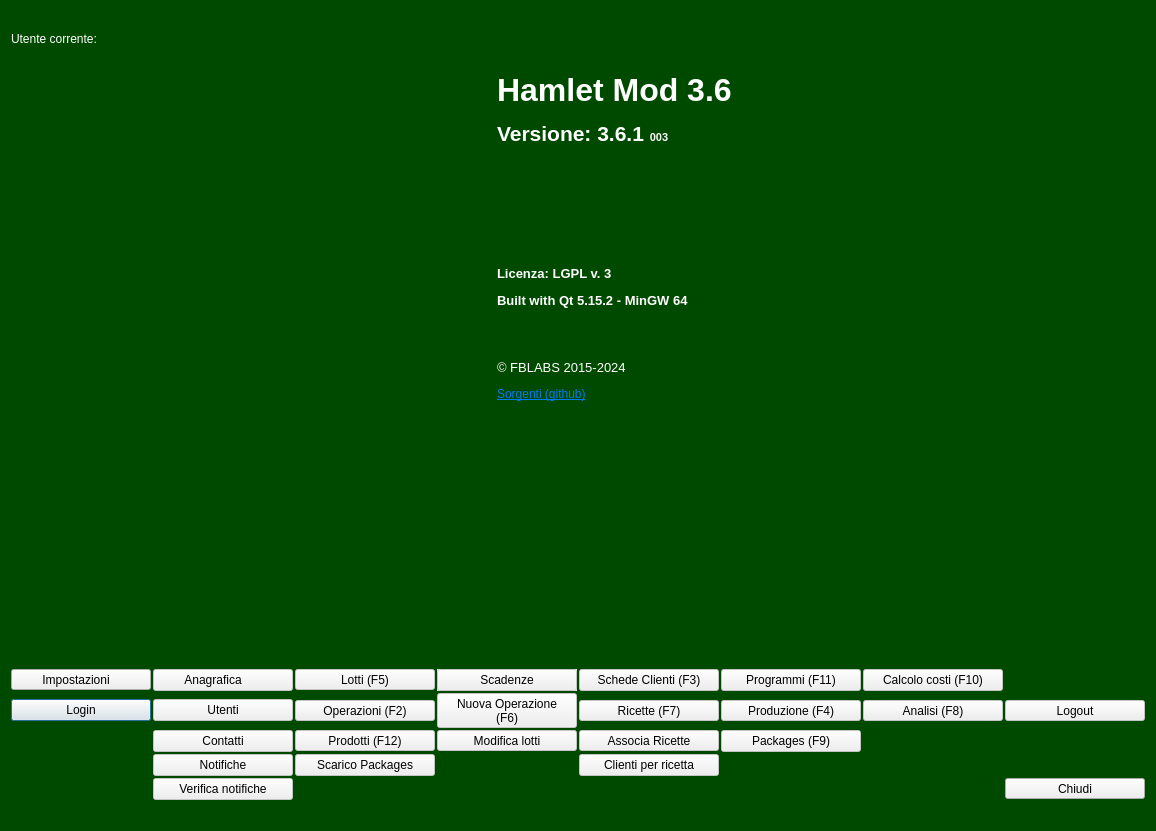
First picture: the form in mainwindow.ui, repository fblabs/hamlet-mod-sancon, before the edit.
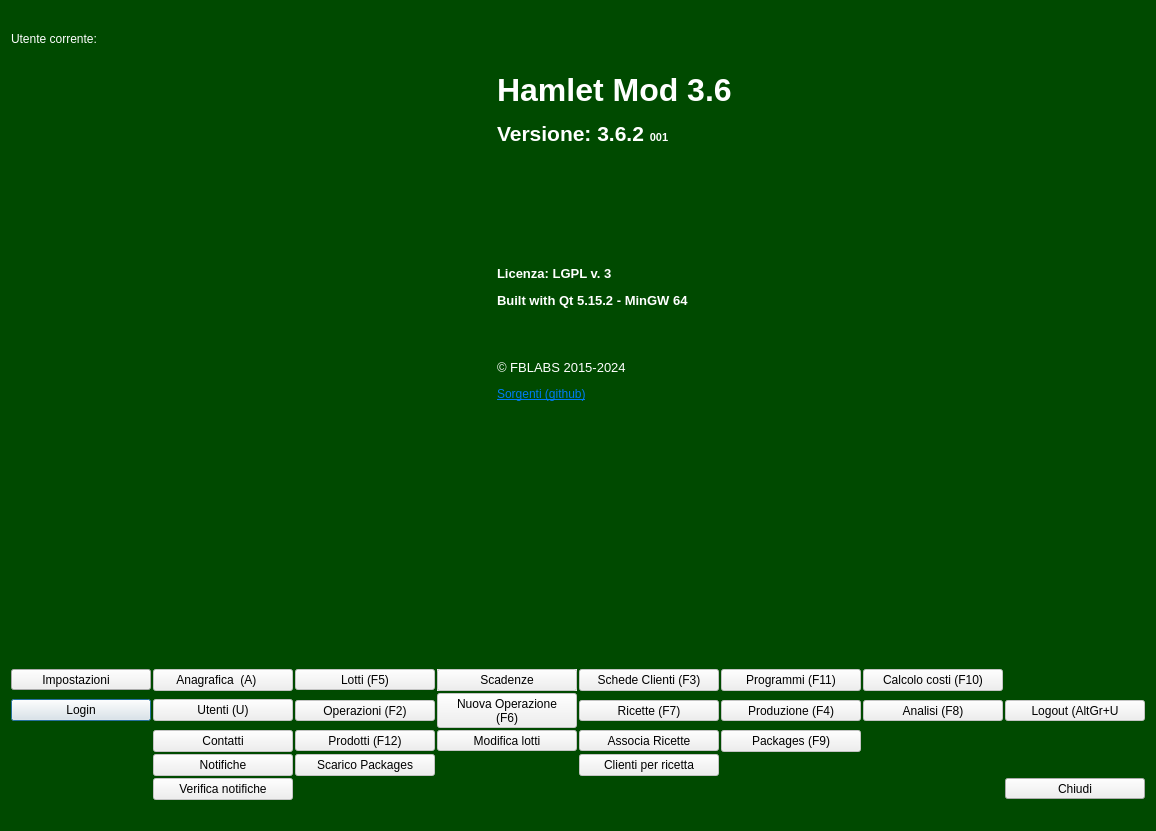
Second picture: the form after the edit. Icons and pictures are not drawn.

```diff
--- a/mainwindow.ui
+++ b/mainwindow.ui
@@ -531,7 +531,7 @@
          <enum>QFrame::NoFrame</enum>
         </property>
         <property name="text">
-         <string>&lt;html&gt;&lt;head/&gt;&lt;body&gt;&lt;p&gt;&lt;span style=&quot; font-size:24pt; font-weight:600;&quot;&gt;Hamlet Mod 3.6&lt;/span&gt;&lt;/p&gt;&lt;p&gt;&lt;span style=&quot; font-size:16pt; font-weight:600;&quot;&gt;Versione: 3.6.1 &lt;/span&gt;&lt;span style=&quot; font-size:8pt; font-weight:600;&quot;&gt;003&lt;/span&gt;&lt;/p&gt;&lt;p&gt;&lt;br/&gt;&lt;br/&gt;&lt;br/&gt;&lt;/p&gt;&lt;p&gt;&lt;br/&gt;&lt;/p&gt;&lt;p&gt;&lt;span style=&quot; font-size:10pt; font-weight:600;&quot;&gt;Licenza: LGPL v. 3&lt;/span&gt;&lt;/p&gt;&lt;p&gt;&lt;span style=&quot; font-size:10pt; font-weight:600;&quot;&gt;Built with Qt 5.15.2 - MinGW 64&lt;/span&gt;&lt;/p&gt;&lt;p&gt;&lt;br/&gt;&lt;/p&gt;&lt;p&gt;&lt;span style=&quot; font-size:10pt;&quot;&gt;© FBLABS 2015-2024&lt;/span&gt;&lt;/p&gt;&lt;p&gt;&lt;a href=&quot;https://github.com/fblabs/hamlet-mod-sancon/blob/master/release/hamletMOD.exe&quot;&gt;&lt;span style=&quot; text-decoration: underline; color:#007af4;&quot;&gt;Sorgenti (github)&lt;/span&gt;&lt;/a&gt;&lt;/p&gt;&lt;/body&gt;&lt;/html&gt;</string>
+         <string>&lt;html&gt;&lt;head/&gt;&lt;body&gt;&lt;p&gt;&lt;span style=&quot; font-size:24pt; font-weight:600;&quot;&gt;Hamlet Mod 3.6&lt;/span&gt;&lt;/p&gt;&lt;p&gt;&lt;span style=&quot; font-size:16pt; font-weight:600;&quot;&gt;Versione: 3.6.2 &lt;/span&gt;&lt;span style=&quot; font-size:8pt; font-weight:600;&quot;&gt;001&lt;/span&gt;&lt;/p&gt;&lt;p&gt;&lt;br/&gt;&lt;br/&gt;&lt;br/&gt;&lt;/p&gt;&lt;p&gt;&lt;br/&gt;&lt;/p&gt;&lt;p&gt;&lt;span style=&quot; font-size:10pt; font-weight:600;&quot;&gt;Licenza: LGPL v. 3&lt;/span&gt;&lt;/p&gt;&lt;p&gt;&lt;span style=&quot; font-size:10pt; font-weight:600;&quot;&gt;Built with Qt 5.15.2 - MinGW 64&lt;/span&gt;&lt;/p&gt;&lt;p&gt;&lt;br/&gt;&lt;/p&gt;&lt;p&gt;&lt;span style=&quot; font-size:10pt;&quot;&gt;© FBLABS 2015-2024&lt;/span&gt;&lt;/p&gt;&lt;p&gt;&lt;a href=&quot;https://github.com/fblabs/hamlet-mod-sancon/blob/master/release/hamletMOD.exe&quot;&gt;&lt;span style=&quot; text-decoration: underline; color:#007af4;&quot;&gt;Sorgenti (github)&lt;/span&gt;&lt;/a&gt;&lt;/p&gt;&lt;/body&gt;&lt;/html&gt;</string>
         </property>
         <property name="scaledContents">
          <bool>false</bool>
@@ -828,7 +828,7 @@
            <string notr="true">color:rgb(0, 0, 0)</string>
           </property>
           <property name="text">
-           <string>Anagrafica      </string>
+           <string>Anagrafica  (A)    </string>
           </property>
           <property name="icon">
            <iconset resource="icons.qrc">
@@ -957,7 +957,7 @@
            <string notr="true">color:rgb(0, 0, 0)</string>
           </property>
           <property name="text">
-           <string>Logout</string>
+           <string>Logout (AltGr+U</string>
           </property>
           <property name="icon">
            <iconset resource="icons.qrc">
@@ -1355,7 +1355,7 @@
            <string notr="true">color:rgb(0, 0, 0)</string>
           </property>
           <property name="text">
-           <string>Utenti</string>
+           <string>Utenti (U)</string>
           </property>
           <property name="icon">
            <iconset resource="icons.qrc">
```
Left out of the diff: 9 changed lines with no effect on the pictures.
